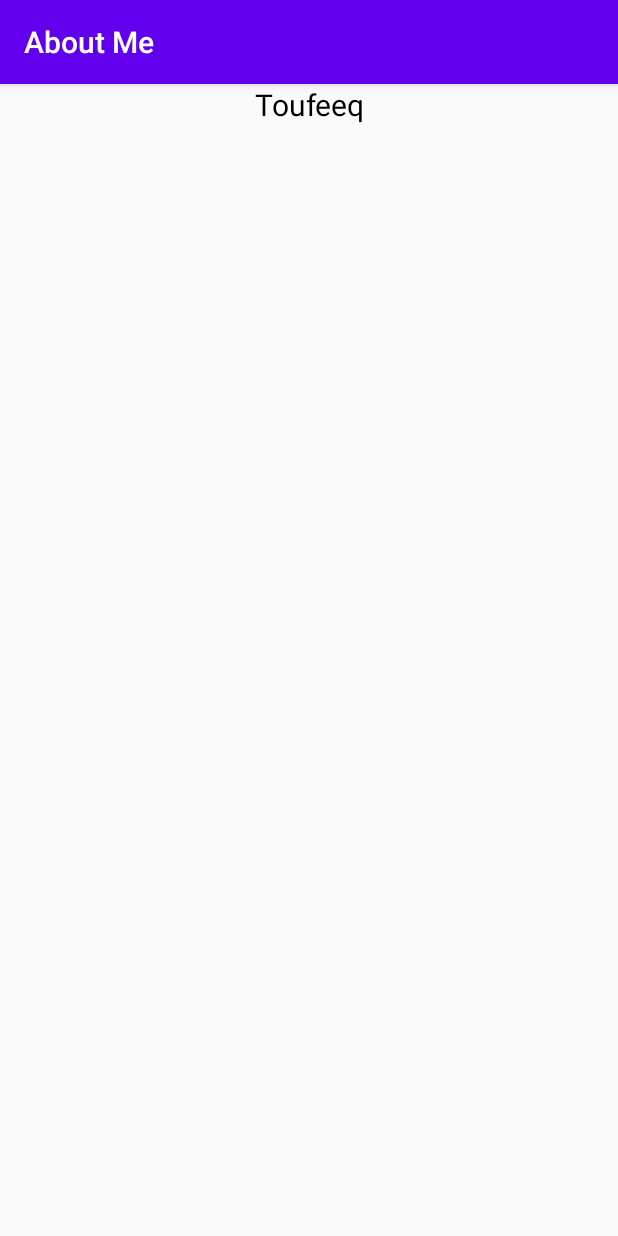
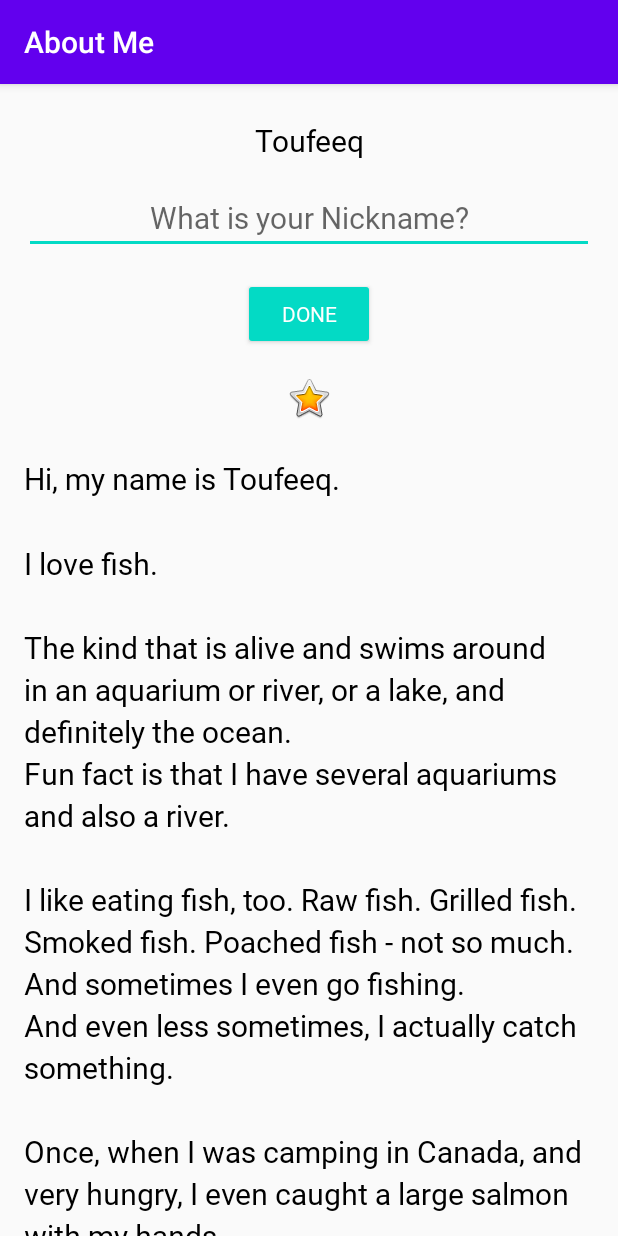
Before and after one commit to toufeeqahamedns/towards-kotlin, an Android app: the screen it shows after launch (MainActivity), on a phone screen of 412 x 824 dp. Run offline under Robolectric (Android 15) with nearby library versions, the phone set to English and light mode, and no system bars; our stand-ins replace data binding.

Commit message:
Basic Functionality

```diff
--- a/AboutMe/app/build.gradle
+++ b/AboutMe/app/build.gradle
@@ -26,7 +26,8 @@ android {
     // new JetPack addition, findViewById will be deprecated
     android {
         buildFeatures {
-            viewBinding = true
+            viewBinding true
+            dataBinding true
         }
     }
 }
--- a/AboutMe/app/src/main/java/com/example/aboutme/MainActivity.kt
+++ b/AboutMe/app/src/main/java/com/example/aboutme/MainActivity.kt
@@ -1,8 +1,13 @@
 package com.example.aboutme
 
+import android.content.Context
 import androidx.appcompat.app.AppCompatActivity
 import android.os.Bundle
 import android.view.Gravity
+import android.view.View
+import android.view.inputmethod.InputMethodManager
+import android.widget.Button
+import androidx.databinding.DataBindingUtil
 import com.example.aboutme.databinding.ActivityMainBinding
 
 class MainActivity : AppCompatActivity() {
@@ -11,7 +16,24 @@ class MainActivity : AppCompatActivity() {
 
     override fun onCreate(savedInstanceState: Bundle?) {
         super.onCreate(savedInstanceState)
-        binding = ActivityMainBinding.inflate(layoutInflater)
-        setContentView(binding.root)
+        binding = DataBindingUtil.setContentView(this, R.layout.activity_main)
+
+        binding.doneButton.setOnClickListener {
+            addNickname(it)
+        }
+    }
+
+    private fun addNickname(view: View) {
+
+        binding.apply {
+            nicknameText.text = nicknameEdit.text
+            invalidateAll()
+            nicknameEdit.visibility = View.GONE
+            doneButton.visibility = View.GONE
+            nicknameText.visibility = View.VISIBLE
+        }
+        // Hide the keyboard.
+        val imm = getSystemService(Context.INPUT_METHOD_SERVICE) as InputMethodManager
+        imm.hideSoftInputFromWindow(view.windowToken, 0)
     }
 }
--- a/AboutMe/app/src/main/res/layout/activity_main.xml
+++ b/AboutMe/app/src/main/res/layout/activity_main.xml
@@ -1,20 +1,78 @@
 <?xml version="1.0" encoding="utf-8"?>
-<LinearLayout xmlns:android="http://schemas.android.com/apk/res/android"
-    xmlns:tools="http://schemas.android.com/tools"
+
+<layout xmlns:android="http://schemas.android.com/apk/res/android"
     xmlns:app="http://schemas.android.com/apk/res-auto"
+    xmlns:tools="http://schemas.android.com/tools">
+
+    <LinearLayout
         android:layout_width="match_parent"
         android:layout_height="wrap_content"
         android:orientation="vertical"
+        android:paddingStart="@dimen/padding"
+        android:paddingEnd="@dimen/padding"
         tools:context=".MainActivity">
 
         <TextView
             android:id="@+id/name_text"
-        android:layout_gravity="center_horizontal"
+            style="@style/NameStyle"
             android:layout_width="match_parent"
             android:layout_height="wrap_content"
-        android:textSize="@dimen/text_size"
+            android:layout_gravity="center_horizontal"
+            android:text="@string/name"
+            android:textAlignment="center" />
+
+        <EditText
+            android:id="@+id/nickname_edit"
+            style="@style/NameStyle"
+            android:layout_width="match_parent"
+            android:layout_height="wrap_content"
+            android:ems="10"
+            android:hint="@string/what_is_your_nickname"
+            android:inputType="textPersonName"
+            android:textAlignment="center" />
+
+        <Button
+            android:id="@+id/done_button"
+            style="@style/Widget.AppCompat.Button.Colored"
+            android:layout_width="wrap_content"
+            android:layout_height="wrap_content"
+            android:layout_gravity="center_horizontal"
+            android:layout_marginTop="@dimen/layout_margin"
+            android:fontFamily="@font/roboto"
+            android:text="@string/button_text" />
+
+        <TextView
+            android:id="@+id/nickname_text"
+            style="@style/NameStyle"
+            android:layout_width="match_parent"
+            android:layout_height="wrap_content"
             android:textAlignment="center"
-        android:textColor="@android:color/black"
-        android:text="@string/name" />
+            android:visibility="gone" />
+
+        <ImageView
+            android:id="@+id/star_image"
+            android:layout_width="match_parent"
+            android:layout_height="wrap_content"
+            android:layout_marginTop="@dimen/layout_margin"
+            android:contentDescription="@string/yellow_star"
+            app:srcCompat="@android:drawable/btn_star_big_on" />
+
+        <ScrollView
+            android:id="@+id/bio_scroll"
+            android:layout_width="match_parent"
+            android:layout_height="match_parent">
+
+
+            <TextView
+                android:id="@+id/bio_text"
+                style="@style/NameStyle"
+                android:layout_width="match_parent"
+                android:layout_height="wrap_content"
+                android:lineSpacingMultiplier="1.2"
+                android:text="@string/bio" />
+
+
+        </ScrollView>
 
     </LinearLayout>
+</layout>
--- a/AboutMe/app/src/main/res/values/dimens.xml
+++ b/AboutMe/app/src/main/res/values/dimens.xml
@@ -1,4 +1,6 @@
 <?xml version="1.0" encoding="utf-8"?>
 <resources>
     <dimen name="text_size">20sp</dimen>
+    <dimen name="layout_margin">16dp</dimen>
+    <dimen name="padding">16dp</dimen>
 </resources>
--- a/AboutMe/app/src/main/res/values/strings.xml
+++ b/AboutMe/app/src/main/res/values/strings.xml
@@ -1,4 +1,18 @@
 <resources>
     <string name="app_name">About Me</string>
     <string name="name">Toufeeq</string>
+    <string name="yellow_star">Yellow Star</string>
+    <string name="bio">Hi, my name is Toufeeq.
+        \n\nI love fish.
+        \n\nThe kind that is alive and swims around in an aquarium or river, or a lake, and definitely the ocean.
+        \nFun fact is that I have several aquariums and also a river.
+        \n\nI like eating fish, too. Raw fish. Grilled fish. Smoked fish. Poached fish - not so much.
+        \nAnd sometimes I even go fishing.
+        \nAnd even less sometimes, I actually catch something.
+        \n\nOnce, when I was camping in Canada, and very hungry, I even caught a large salmon with my hands.
+        \n\nI\'ll be happy to teach you how to make your own aquarium.
+        \nYou should ask someone else about fishing, though.\n\n
+    </string>
+    <string name="what_is_your_nickname">What is your Nickname?</string>
+    <string name="button_text">Done</string>
 </resources>
--- a/AboutMe/app/src/main/res/values/styles.xml
+++ b/AboutMe/app/src/main/res/values/styles.xml
@@ -7,4 +7,12 @@
         <item name="colorAccent">@color/colorAccent</item>
     </style>
 
+    <style name="NameStyle">
+        <item name="android:layout_marginTop">@dimen/layout_margin</item>
+        <item name="android:fontFamily">@font/roboto</item>
+        <item name="android:paddingTop">8dp</item>
+        <item name="android:textColor">@android:color/black</item>
+        <item name="android:textSize">@dimen/text_size</item>
+    </style>
+
 </resources>
```
Also changed, not shown: AboutMe/app/src/main/res/font/roboto.ttf (added). Lines whose indentation alone changed are shown as unchanged.
